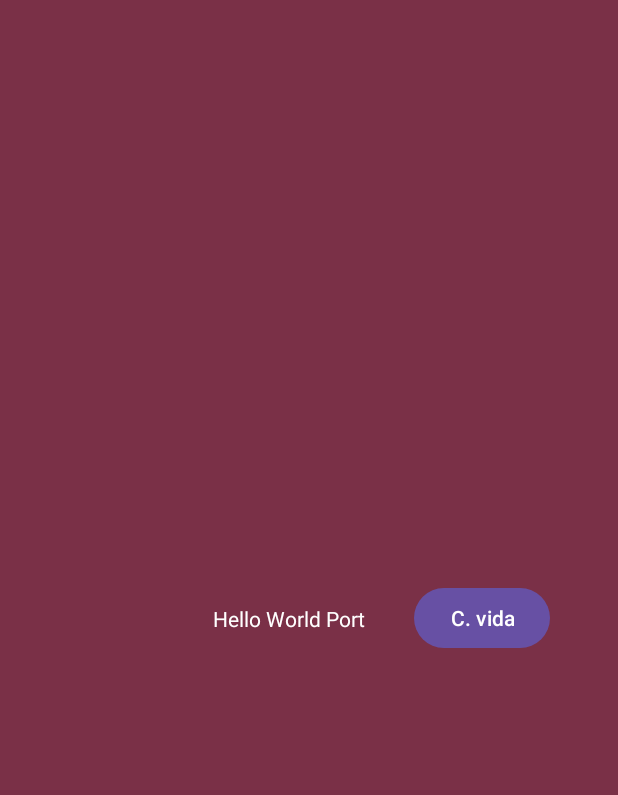
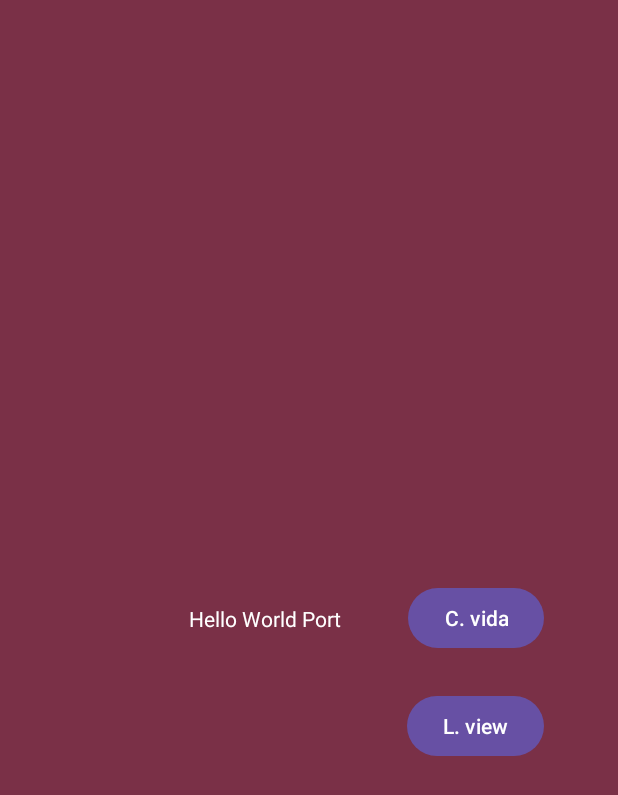
Before and after one commit to 2024-Moviles-CC-Gr1/2024A-CC-GR1-ICHAU-PABON-JENIFFER-LISSETTE, an Android app: the screen it shows after launch (MainActivity), on a phone screen of 412 x 824 dp. Shown: the top 795 px of the screen. Run offline under Robolectric (Android 15) with nearby library versions, the phone set to English and light mode, and no system bars.

Commit message:
Clase 13/06/2024

```diff
--- a/01-clases/app/src/main/AndroidManifest.xml
+++ b/01-clases/app/src/main/AndroidManifest.xml
@@ -13,6 +13,9 @@
         android:theme="@style/Theme.2024ACCGR1JLIP"
         tools:targetApi="31">
         <activity
+            android:name=".BListView"
+            android:exported="false" />
+        <activity
             android:name=".ACicloVida"
             android:exported="false" />
         <activity
--- a/01-clases/app/src/main/java/com/example/a2024accgr1jlip/MainActivity.kt
+++ b/01-clases/app/src/main/java/com/example/a2024accgr1jlip/MainActivity.kt
@@ -14,6 +14,11 @@ class MainActivity : AppCompatActivity() {
             setOnClickListener{
                 irActividad(ACicloVida::class.java)
         }
+        val botonListView = findViewById<Button>(R.id.btn_ir_list_view)
+        botonListView.
+            setOnClickListener{
+                irActividad(BListView::class.java)
+        }
 
     }
     fun irActividad(
--- a/01-clases/app/src/main/res/layout/activity_main.xml
+++ b/01-clases/app/src/main/res/layout/activity_main.xml
@@ -15,7 +15,7 @@
         android:textColor="@color/color_text"
         app:layout_constraintBottom_toBottomOf="parent"
         app:layout_constraintEnd_toEndOf="parent"
-        app:layout_constraintHorizontal_bias="0.459"
+        app:layout_constraintHorizontal_bias="0.406"
         app:layout_constraintStart_toStartOf="parent"
         app:layout_constraintTop_toTopOf="parent" />
 
@@ -23,11 +23,22 @@
         android:id="@+id/btn_ciclo_vida"
         android:layout_width="wrap_content"
         android:layout_height="wrap_content"
-        android:layout_marginStart="32dp"
+        android:layout_marginStart="44dp"
         android:text="C. vida"
         app:layout_constraintBottom_toBottomOf="@+id/textView"
         app:layout_constraintStart_toEndOf="@+id/textView"
         app:layout_constraintTop_toTopOf="@+id/textView"
         app:layout_constraintVertical_bias="0.517" />
 
+    <Button
+        android:id="@+id/btn_ir_list_view"
+        android:layout_width="wrap_content"
+        android:layout_height="wrap_content"
+        android:layout_marginTop="24dp"
+        android:text="L. view"
+        app:layout_constraintEnd_toEndOf="@+id/btn_ciclo_vida"
+        app:layout_constraintHorizontal_bias="1.0"
+        app:layout_constraintStart_toStartOf="@+id/btn_ciclo_vida"
+        app:layout_constraintTop_toBottomOf="@+id/btn_ciclo_vida" />
+
 </androidx.constraintlayout.widget.ConstraintLayout>
```
Also changed, not shown: 01-clases/app/src/main/java/com/example/a2024accgr1jlip/ACicloVida.kt (+19 -0 lines), 01-clases/app/src/main/java/com/example/a2024accgr1jlip/BBaseDatosMemoria.kt (added, +18 -0 lines), 01-clases/app/src/main/java/com/example/a2024accgr1jlip/BEntrenador.kt (added, +12 -0 lines), 01-clases/app/src/main/java/com/example/a2024accgr1jlip/BListView.kt (added, +11 -0 lines), 01-clases/app/src/main/res/layout/activity_blist_view.xml (added, +29 -0 lines).
